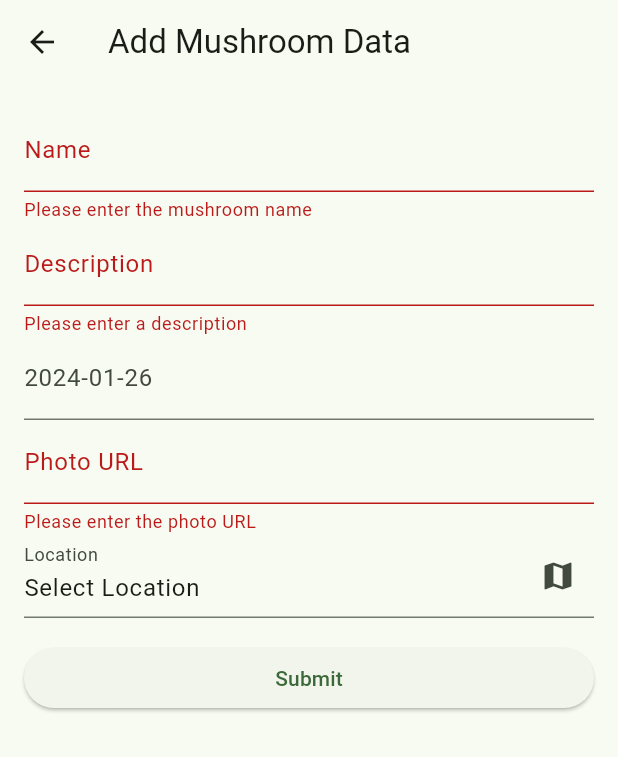
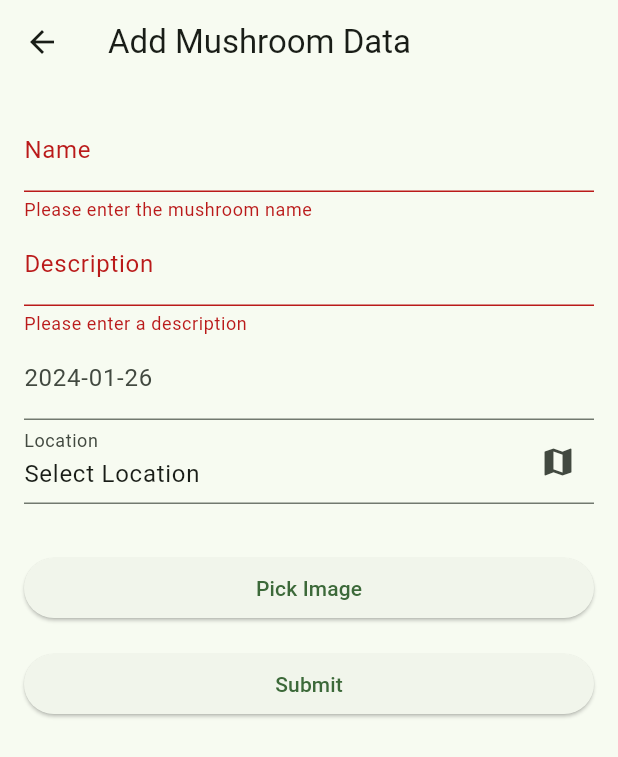
Before and after one commit to cunderw/mushroom-hunter, a Flutter app: the MushroomForm screen opened directly, after a tap on "Submit", on a phone screen of 412 x 824 dp. Shown: the top 757 px of the screen. Run offline on Flutter 3.47's test engine with Material 3 defaults, Android fonts, the phone set to English and light mode, and no system bars; our stand-ins replace firebase_auth, firebase_core, geolocator, google_maps_flutter, image_picker; missing offline and left inert: firebase_ui_auth; accounts and stored records are empty.

Commit message:
refactor mushroom form and add image picker

```diff
--- a/lib/widgets/mushroom_form.dart
+++ b/lib/widgets/mushroom_form.dart
@@ -1,7 +1,9 @@
+import 'dart:io';
+
 import 'package:flutter/material.dart';
-import 'package:flutter/services.dart';
 import 'package:google_maps_flutter/google_maps_flutter.dart';
-import 'package:my_mushrooms_hunter/widgets/location_picker.dart'; // For input formatters if needed
+import 'package:my_mushrooms_hunter/widgets/location_picker.dart';
+import 'package:image_picker/image_picker.dart';
 
 class MushroomForm extends StatefulWidget {
   const MushroomForm({Key? key}) : super(key: key);
@@ -14,10 +16,10 @@ class _MushroomFormState extends State<MushroomForm> {
   final TextEditingController _nameController = TextEditingController();
   final TextEditingController _descriptionController = TextEditingController();
   final TextEditingController _photoUrlController = TextEditingController();
-  DateTime _dateAdded =
-      DateTime.now(); // Default to current date, can be changed
 
-  // Dummy variables for geolocation, replace with actual implementation
+  XFile? _image;
+
+  DateTime _dateAdded = DateTime.now();
   double? _latitude = null;
   double? _longitude = null;
 
@@ -35,6 +37,46 @@ class _MushroomFormState extends State<MushroomForm> {
     }
   }
 
+  Future<void> _pickImage() async {
+    final ImagePicker _picker = ImagePicker();
+    // Pick an image
+    final XFile? image = await _picker.pickImage(source: ImageSource.gallery);
+    setState(() {
+      _image = image;
+    });
+    // Optionally, upload the image to a server or storage to get a URL
+  }
+
+  Future<void> _selectLocation() async {
+    final LatLng? result = await Navigator.of(context).push(
+      MaterialPageRoute(builder: (context) => LocationPicker()),
+    );
+    setState(() {
+      if (result == null) return;
+      _latitude = result.latitude;
+      _longitude = result.longitude;
+    });
+  }
+
+  String? _validateName(String? value) {
+    if (value == null || value.isEmpty) {
+      return 'Please enter the mushroom name';
+    }
+    return null;
+  }
+
+  String? _validateDescription(String? value) {
+    if (value == null || value.isEmpty) {
+      return 'Please enter a description';
+    }
+    return null;
+  }
+
+  String _locationString() {
+    if (_latitude == null || _longitude == null) return 'Select Location';
+    return 'Lat: $_latitude, Lng: $_longitude';
+  }
+
   @override
   Widget build(BuildContext context) {
     return Scaffold(
@@ -50,26 +92,15 @@ class _MushroomFormState extends State<MushroomForm> {
               TextFormField(
                 controller: _nameController,
                 decoration: InputDecoration(labelText: 'Name'),
-                validator: (value) {
-                  if (value == null || value.isEmpty) {
-                    return 'Please enter the mushroom name';
-                  }
-                  return null;
-                },
+                validator: _validateName,
               ),
               TextFormField(
                 controller: _descriptionController,
                 decoration: InputDecoration(labelText: 'Description'),
-                validator: (value) {
-                  if (value == null || value.isEmpty) {
-                    return 'Please enter a description';
-                  }
-                  return null;
-                },
+                validator: _validateDescription,
               ),
               GestureDetector(
-                onTap: () => _selectDate(
-                    context), // Call _selectDate when the field is tapped
+                onTap: () => _selectDate(context),
                 child: AbsorbPointer(
                   // Prevents the keyboard from showing
                   child: TextFormField(
@@ -81,46 +112,28 @@ class _MushroomFormState extends State<MushroomForm> {
                   ),
                 ),
               ),
-              TextFormField(
-                controller: _photoUrlController,
-                decoration: InputDecoration(labelText: 'Photo URL'),
-                validator: (value) {
-                  if (value == null || value.isEmpty) {
-                    return 'Please enter the photo URL';
-                  }
-                  return null;
-                },
-              ),
               GestureDetector(
-                onTap: () async {
-                  // Navigate to the LocationPicker and await the result
-                  final LatLng? result = await Navigator.of(context).push(
-                    MaterialPageRoute(builder: (context) => LocationPicker()),
-                  );
-
-                  // Update the state with the selected location
-                  setState(() {
-                    if (result == null) return;
-                    _latitude = result.latitude;
-                    _longitude = result.longitude;
-                  });
-                },
+                onTap: _selectLocation,
                 child: AbsorbPointer(
-                  // Prevents the keyboard from showing when tapping the field
                   child: TextFormField(
                     readOnly: true, // Makes the field non-editable
                     controller: TextEditingController(
-                      text: _latitude != null && _longitude != null
-                          ? 'Lat: $_latitude, Lng: $_longitude'
-                          : 'Select Location',
+                      text: _locationString(),
                     ),
                     decoration: InputDecoration(
                       labelText: 'Location',
-                      suffixIcon: Icon(
-                          Icons.map), // Optional: adds a map icon to the field
+                      suffixIcon: Icon(Icons.map),
                     ),
                   ),
                 ),
+              ),
+              SizedBox(height: 16.0),
+              if (_image != null) Image.file(File(_image!.path)),
+              SizedBox(height: 16.0),
+              // Image picker button
+              ElevatedButton(
+                onPressed: _pickImage,
+                child: Text('Pick Image'),
               ),
               SizedBox(height: 16.0),
               ElevatedButton(
--- a/pubspec.yaml
+++ b/pubspec.yaml
@@ -16,6 +16,7 @@ dependencies:
   google_sign_in: ^6.2.1
   google_maps_flutter: ^2.0.6 # Check for the latest version
   geolocator: ^10.1.0
+  image_picker: ^0.8.4+4 # Check for the latest version
 
 dev_dependencies:
   flutter_test:
```
Also changed, not shown: pubspec.lock, 3 other files.
